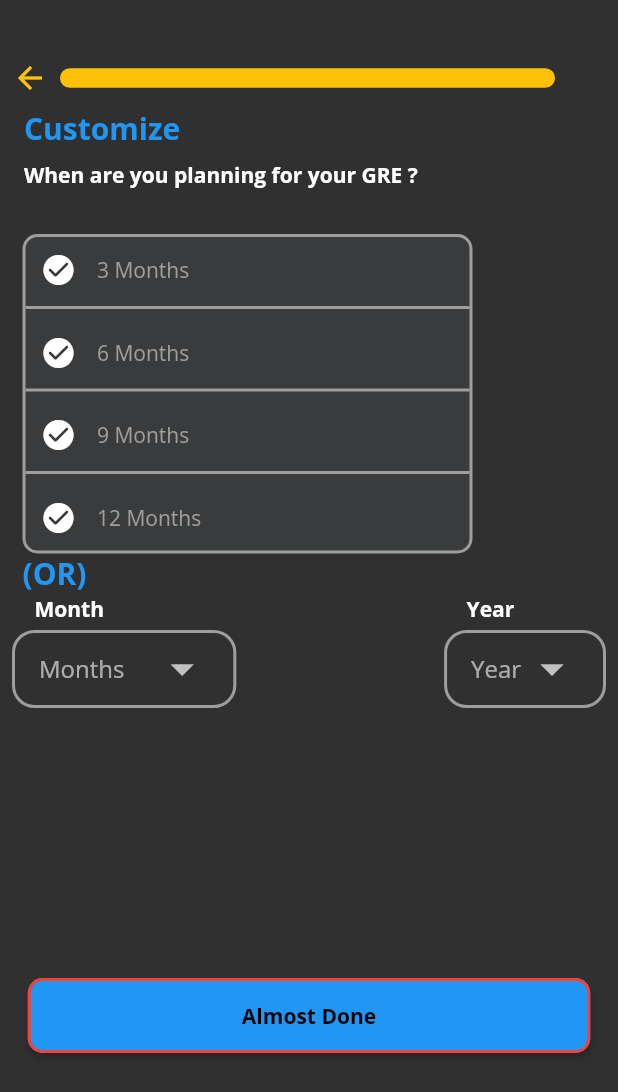
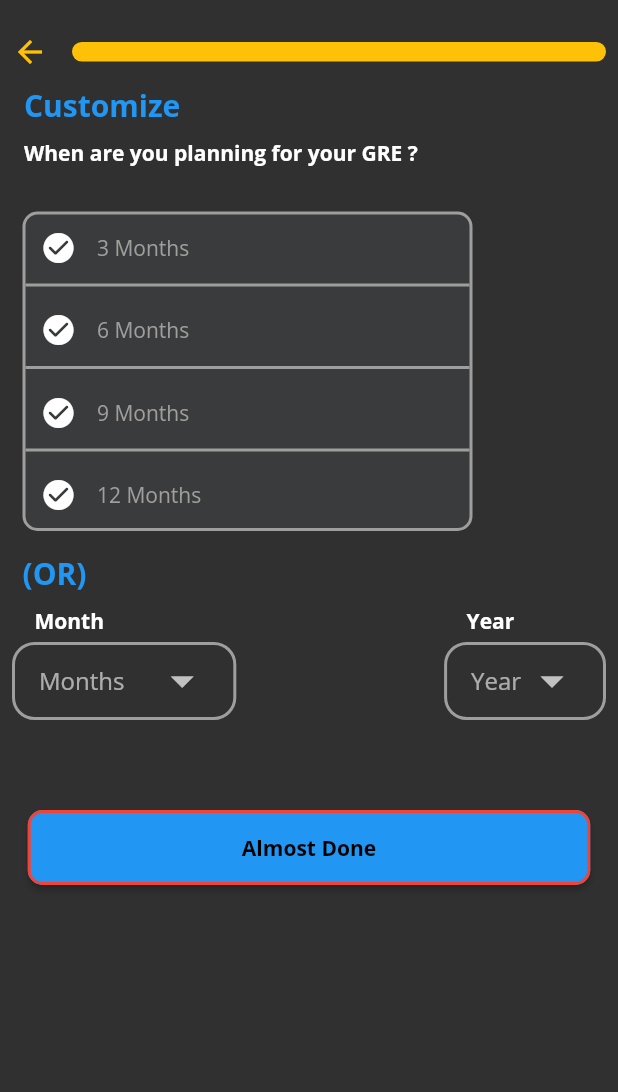
Before and after one commit to Eakesh/interface_of_app, a Flutter app: the screen it shows after launch, on a phone screen of 412 x 824 dp. Shown: the top 1092 px of the screen. Run offline on Flutter 3.47's test engine with Material 2 defaults, Android fonts, the phone set to English and light mode, and no system bars.

Commit message:
Update main.dart

```diff
--- a/lib/main.dart
+++ b/lib/main.dart
@@ -75,7 +75,10 @@ class _HomepageState extends State<Homepage> {
   @override
   Widget build(BuildContext context) {
     return Scaffold(
-      body: Column(
+        body: ListView(
+      children: [
+        Container(
+          child: Column(
             children: [
               header(),
               words(),
@@ -86,12 +89,14 @@ class _HomepageState extends State<Homepage> {
               almostbutton(),
             ],
           ),
-    );
+        ),
+      ],
+    ));
   }
 
   Widget header() {
     return Padding(
-      padding: const EdgeInsets.only(top: 40),
+      padding: const EdgeInsets.only(top: 20),
       child: Row(
         mainAxisAlignment: MainAxisAlignment.start,
         children: [
@@ -102,15 +107,22 @@ class _HomepageState extends State<Homepage> {
               color: Colors.amber,
             ),
           ),
-          Padding(
+          /*  Padding(
             padding: const EdgeInsets.only(right: 8.0),
+            child: */
+          Expanded(
+            child: Padding(
+              padding: const EdgeInsets.all(8.0),
               child: Container(
                 height: 13,
-              width: 330,
+                width: 300,
                 decoration: BoxDecoration(
-                  borderRadius: BorderRadius.circular(10), color: Colors.amber),
+                    borderRadius: BorderRadius.circular(10),
+                    color: Colors.amber),
               ),
-          )
+            ),
+          ),
+          //)
         ],
       ),
     );
@@ -279,9 +291,7 @@ class _HomepageState extends State<Homepage> {
         child: Align(
             alignment: Alignment.topLeft,
             child: Padding(
-                padding: const EdgeInsets.only(
-                  left: 15.0,
-                ),
+                padding: const EdgeInsets.only(left: 15.0, top: 15.0),
                 child: Text(
                   "(OR)",
                   style: TextStyle(
@@ -298,7 +308,7 @@ class _HomepageState extends State<Homepage> {
         child: Align(
             alignment: Alignment.topLeft,
             child: Padding(
-                padding: const EdgeInsets.only(left: 8.0),
+                padding: const EdgeInsets.only(left: 8.0, top: 8.0),
                 child: Row(
                     mainAxisAlignment: MainAxisAlignment.spaceBetween,
                     children: [
@@ -397,7 +407,7 @@ class _HomepageState extends State<Homepage> {
     return Align(
       alignment: Alignment.bottomCenter,
       child: Padding(
-        padding: const EdgeInsets.only(top: 180.0),
+        padding: const EdgeInsets.only(top: 60.0),
         child: SizedBox(
           width: 375,
           height: 50,
```
Lines whose indentation alone changed are shown as unchanged.
